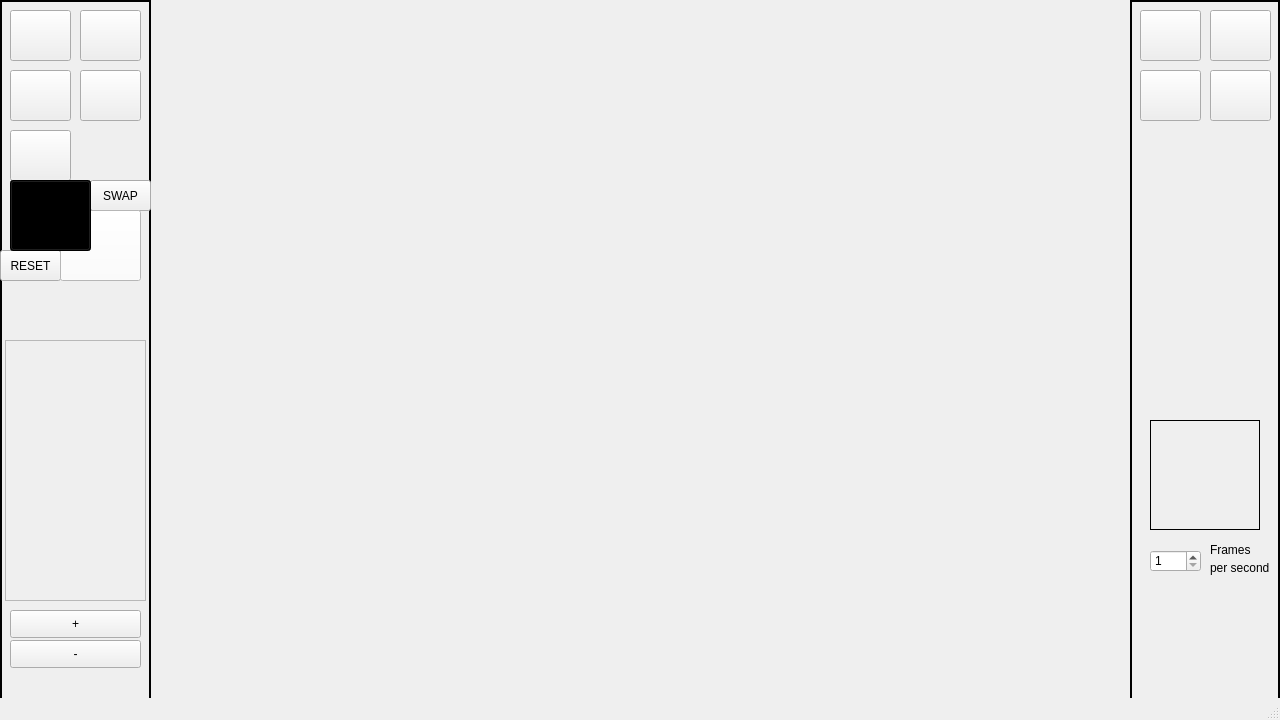
University-of-Utah-CS3505/a8-sprite-editor-f19-Mattmathics, file A7/mainwindow.ui: the form before one commit.
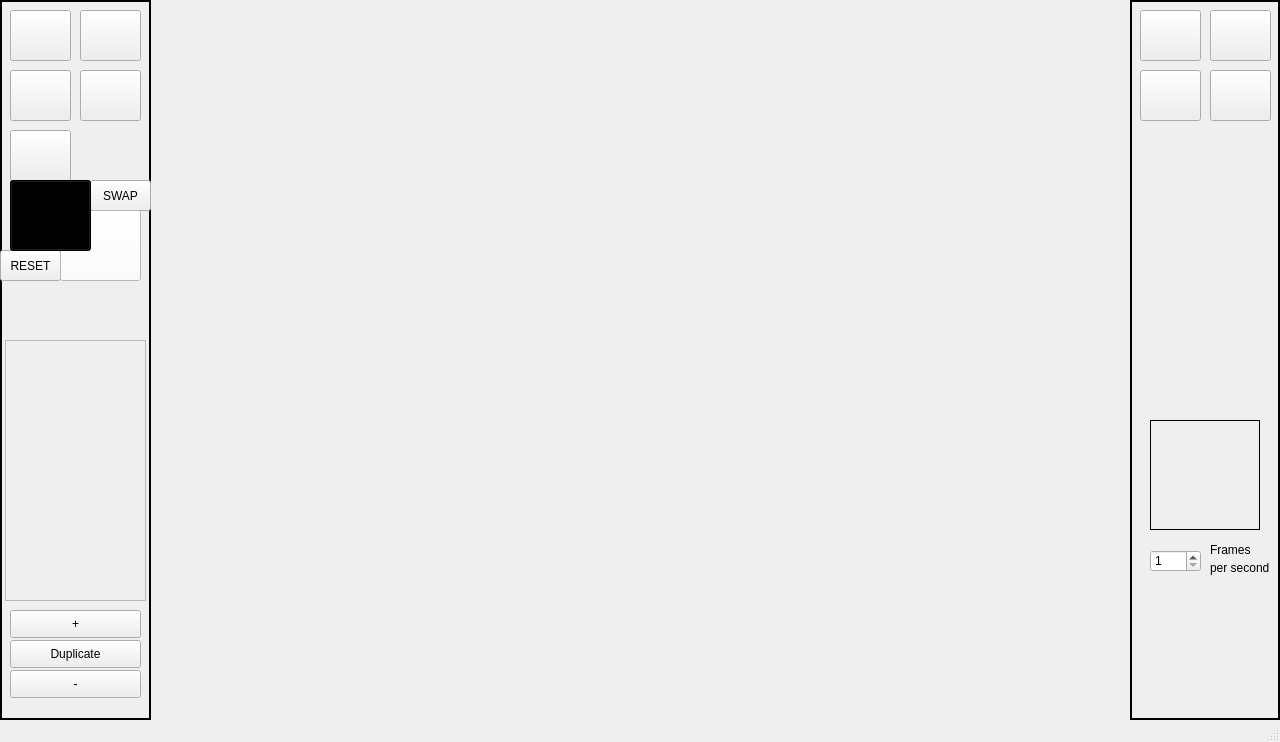
The form after the commit. Icons and pictures are not drawn.

Commit message: Add duplicate button, now new frame is under current frame.

Patch:
```diff
--- a/A7/mainwindow.ui
+++ b/A7/mainwindow.ui
@@ -7,7 +7,7 @@
     <x>0</x>
     <y>0</y>
     <width>1280</width>
-    <height>720</height>
+    <height>742</height>
    </rect>
   </property>
   <property name="mouseTracking">
@@ -16,6 +16,12 @@
   <property name="windowTitle">
    <string>MainWindow</string>
   </property>
+  <property name="documentMode">
+   <bool>false</bool>
+  </property>
+  <property name="dockOptions">
+   <set>QMainWindow::AllowTabbedDocks|QMainWindow::AnimatedDocks</set>
+  </property>
   <widget class="QWidget" name="centralwidget">
    <widget class="QLabel" name="leftPanel">
     <property name="geometry">
@@ -360,7 +366,7 @@
     <property name="geometry">
      <rect>
       <x>10</x>
-      <y>640</y>
+      <y>670</y>
       <width>131</width>
       <height>28</height>
      </rect>
@@ -369,6 +375,19 @@
      <string>-</string>
     </property>
    </widget>
+   <widget class="QPushButton" name="duplicateFrameButton">
+    <property name="geometry">
+     <rect>
+      <x>10</x>
+      <y>640</y>
+      <width>131</width>
+      <height>28</height>
+     </rect>
+    </property>
+    <property name="text">
+     <string>Duplicate</string>
+    </property>
+   </widget>
    <zorder>leftPanel</zorder>
    <zorder>eraserButton</zorder>
    <zorder>pencilButton</zorder>
@@ -392,9 +411,8 @@
    <zorder>fpsBox</zorder>
    <zorder>label_2</zorder>
    <zorder>label_3</zorder>
-   <zorder>spinDelay</zorder>
-   <zorder>label</zorder>
    <zorder>deleteFrameButton</zorder>
+   <zorder>duplicateFrameButton</zorder>
   </widget>
   <widget class="QMenuBar" name="menubar">
    <property name="geometry">
@@ -402,7 +420,7 @@
      <x>0</x>
      <y>0</y>
      <width>1280</width>
-     <height>26</height>
+     <height>22</height>
     </rect>
    </property>
   </widget>
```
The commit also changes 5 other files.
